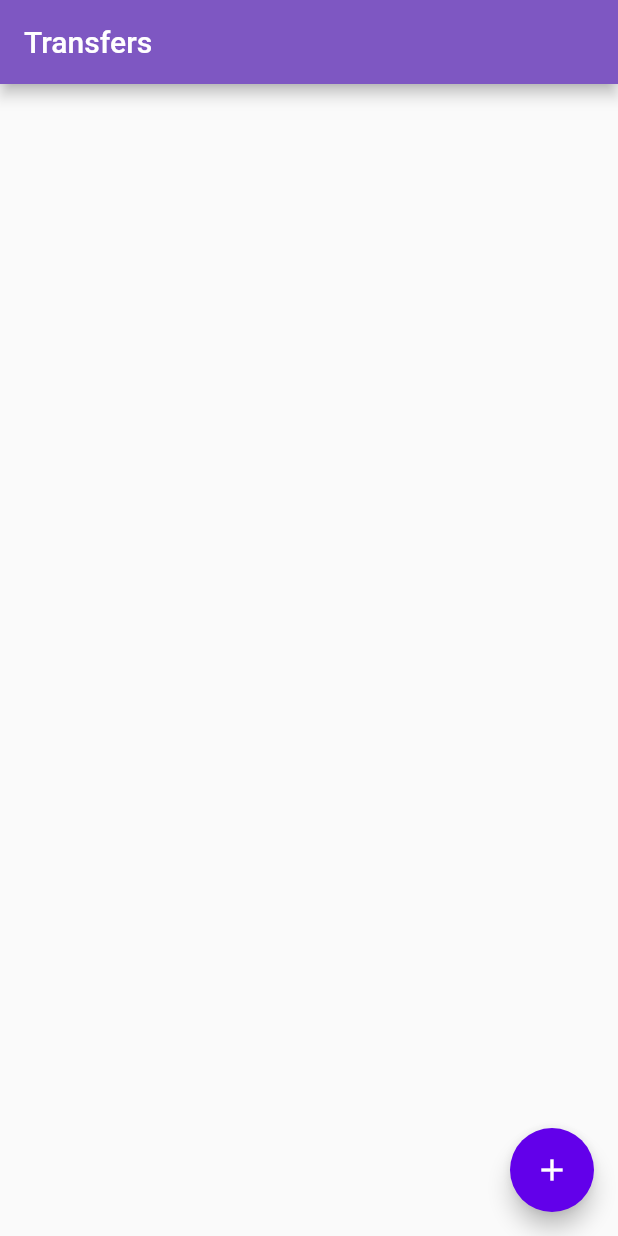
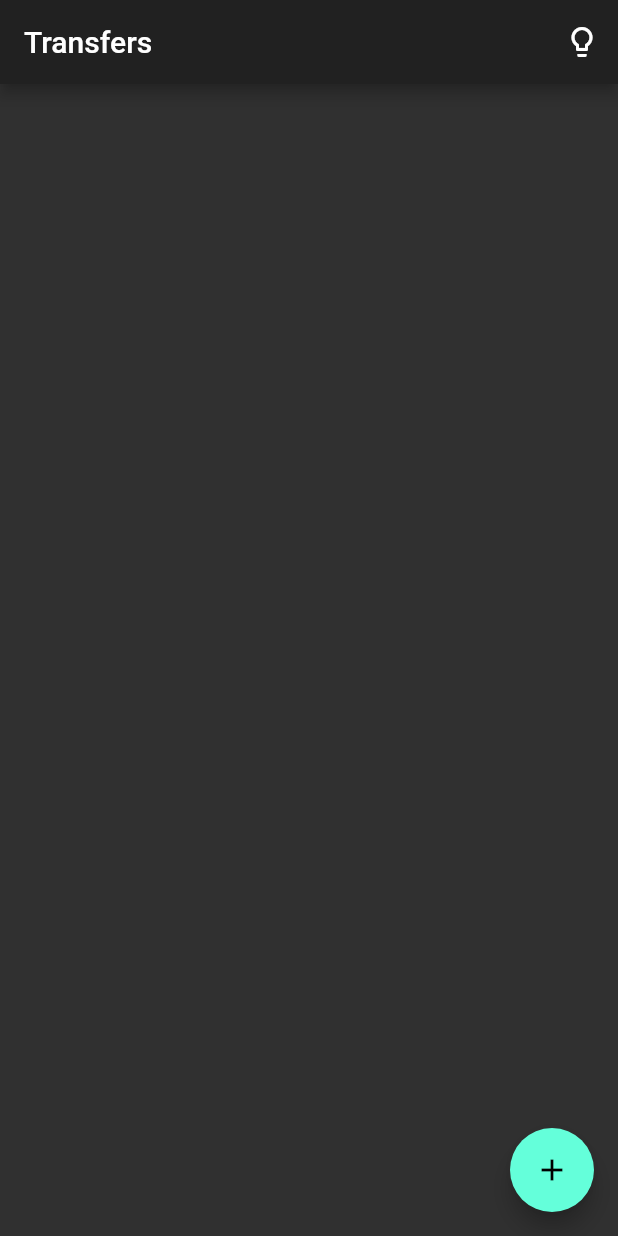
Before and after one commit to elmasantos/bytebank, a Flutter app: the screen it shows after launch, on a phone screen of 412 x 824 dp. Run offline on Flutter 3.47's test engine with Material 2 defaults, Android fonts, the phone set to English and light mode, and no system bars.

Commit message:
Use scoped model to change theme dynamically

```diff
--- a/lib/main.dart
+++ b/lib/main.dart
@@ -1,23 +1,45 @@
 import 'package:bytebank/screens/transfer/list.dart';
 import 'package:flutter/material.dart';
+import 'package:scoped_model/scoped_model.dart';
 
 void main() => runApp(BytebankApp());
 
 class BytebankApp extends StatelessWidget {
+  bool isDarkMode = false;
+
   @override
   Widget build(BuildContext context) {
-    return MaterialApp(
-        theme: ThemeData(
-          primaryColor: Colors.deepPurple[400],
-          accentColor: Colors.deepPurpleAccent[700],
-          buttonTheme: ButtonThemeData(
-            buttonColor: Colors.deepPurpleAccent[700],
-            textTheme: ButtonTextTheme.primary,
+    return new ScopedModel<DarkModeModel>(
+      model: DarkModeModel(),
+      child: ScopedModelDescendant<DarkModeModel>(
+        builder: (context, child, model) => MaterialApp(
+          theme: model.darkmode ? ThemeData.dark() : defaultTheme(),
+          home: Scaffold(
+            body: TransfersList(),
           ),
         ),
-        home: Scaffold(
-          body: TransfersList(),
-        )
+      ),
     );
   }
 }
+
+class DarkModeModel extends Model {
+  bool darkmode = true;
+
+  void toggle() {
+    darkmode = !darkmode;
+    debugPrint('Dark mode is now $darkmode');
+    notifyListeners();
+  }
+}
+
+ThemeData defaultTheme() {
+  return ThemeData(
+    primaryColor: Colors.deepPurple[400],
+    accentColor: Colors.deepPurpleAccent[700],
+    buttonTheme: ButtonThemeData(
+      buttonColor: Colors.deepPurpleAccent[700],
+      textTheme: ButtonTextTheme.primary,
+    ),
+  );
+}
--- a/lib/screens/transfer/list.dart
+++ b/lib/screens/transfer/list.dart
@@ -1,6 +1,10 @@
 import 'package:bytebank/models/transfer.dart';
 import 'package:bytebank/screens/transfer/form.dart';
 import 'package:flutter/material.dart';
+import 'package:scoped_model/scoped_model.dart';
+
+import '../../main.dart';
+
 
 class TransfersList extends StatefulWidget {
   final List<Transfer> _transfers = List();
@@ -14,6 +18,8 @@ class TransfersList extends StatefulWidget {
 class TransfersListState extends State<TransfersList> {
   @override
   Widget build(BuildContext context) {
+    const _appBarTitle = 'Transfers';
+
     return Scaffold(
       body: ListView.builder(
         itemCount: widget._transfers.length,
@@ -23,7 +29,19 @@ class TransfersListState extends State<TransfersList> {
         },
       ),
       appBar: AppBar(
-        title: Text('Transfers'),
+        title: Text(_appBarTitle),
+        actions: <Widget>[
+          ScopedModelDescendant<DarkModeModel>(
+            builder: (context, snapshot, model) {
+              return IconButton(
+                icon: Icon(Icons.lightbulb_outline),
+                onPressed: () {
+                   model.toggle();
+                },
+              );
+            }
+          ),
+        ],
       ),
       floatingActionButton: FloatingActionButton(
         child: Icon(Icons.add),
--- a/pubspec.yaml
+++ b/pubspec.yaml
@@ -23,6 +23,7 @@ environment:
 dependencies:
   flutter:
     sdk: flutter
+  scoped_model: ^1.0.1
 
 
   # The following adds the Cupertino Icons font to your application.
```
Also changed, not shown: pubspec.lock.
